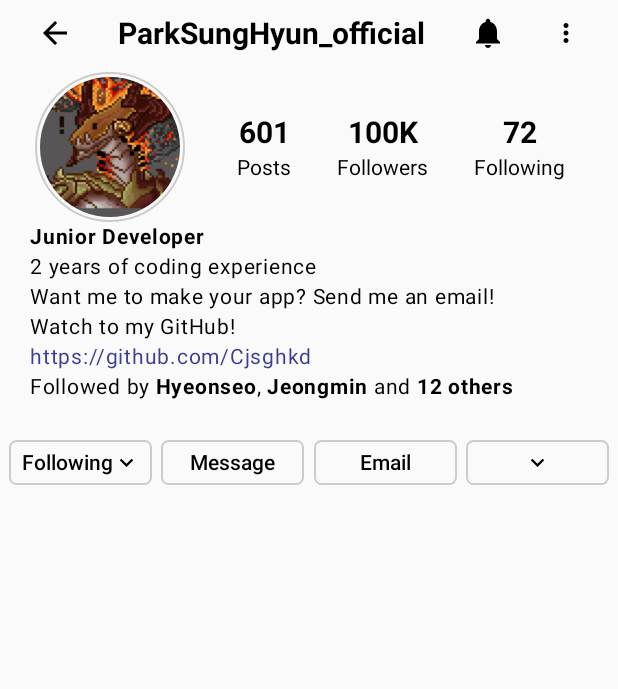
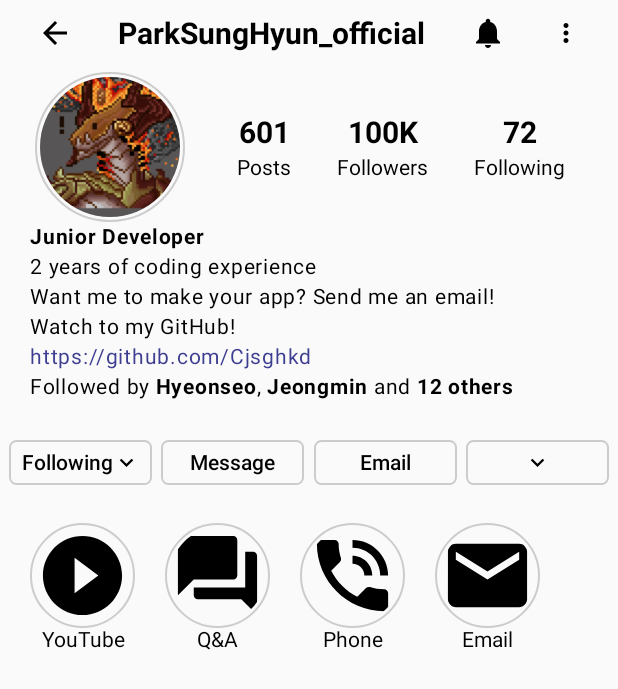
Before and after one commit to Cjsghkd/ComposePractice, an Android app built with Jetpack Compose: the screen it shows after launch (MainActivity), on a phone screen of 412 x 824 dp. Shown: the top 689 px of the screen. Run offline under Robolectric (Android 15) with nearby library versions, the phone set to English and light mode, and no system bars; our stand-ins replace constraintlayout-compose.

Commit message:
Instagram Profile UI (HighlightSection)

```diff
--- a/app/src/main/java/com/example/composepractice/instagram/ProfileScreen.kt
+++ b/app/src/main/java/com/example/composepractice/instagram/ProfileScreen.kt
@@ -3,6 +3,7 @@ package com.example.composepractice.instagram
 import androidx.compose.foundation.Image
 import androidx.compose.foundation.border
 import androidx.compose.foundation.layout.*
+import androidx.compose.foundation.lazy.LazyRow
 import androidx.compose.foundation.shape.CircleShape
 import androidx.compose.foundation.shape.RoundedCornerShape
 import androidx.compose.material.icons.Icons
@@ -21,6 +22,7 @@ import androidx.compose.ui.res.painterResource
 import androidx.compose.ui.text.SpanStyle
 import androidx.compose.ui.text.buildAnnotatedString
 import androidx.compose.ui.text.font.FontWeight
+import androidx.compose.ui.text.style.TextAlign
 import androidx.compose.ui.text.style.TextOverflow
 import androidx.compose.ui.unit.dp
 import androidx.compose.ui.unit.sp
@@ -35,6 +37,29 @@ fun ProfileScreen() {
         Spacer(modifier = Modifier.height(25.dp))
         ButtonSection(modifier = Modifier.fillMaxWidth())
         Spacer(modifier = Modifier.height(25.dp))
+        HighlightSection(
+            highlight = listOf(
+                StoryHighlight(
+                    image = painterResource(id = com.example.composepractice.R.drawable.ic_youtube),
+                    text = "YouTube"
+                ),
+                StoryHighlight(
+                    image = painterResource(id = com.example.composepractice.R.drawable.ic_qa),
+                    text = "Q&A"
+                ),
+                StoryHighlight(
+                    image = painterResource(id = com.example.composepractice.R.drawable.ic_phone),
+                    text = "Phone"
+                ),
+                StoryHighlight(
+                    image = painterResource(id = com.example.composepractice.R.drawable.ic_email),
+                    text = "Email"
+                ),
+            ),
+            modifier = Modifier
+                .fillMaxWidth()
+                .padding(horizontal = 20.dp)
+        )
     }
 }
 
@@ -298,3 +323,32 @@ fun ActionButton(
         }
     }
 }
+
+@Composable
+fun HighlightSection(
+    modifier: Modifier = Modifier,
+    highlight: List<StoryHighlight>
+) {
+    LazyRow(
+        modifier = modifier
+    ) {
+        items(highlight.size) {
+            Column(
+                horizontalAlignment = Alignment.CenterHorizontally,
+                verticalArrangement = Arrangement.Center,
+                modifier = Modifier
+                    .padding(end = 20.dp)
+            ) {
+                RoundImage(
+                    image = highlight[it].image,
+                    modifier = Modifier.size(70.dp)
+                )
+                Text(
+                    text = highlight[it].text,
+                    overflow = TextOverflow.Ellipsis,
+                    textAlign = TextAlign.Center
+                )
+            }
+        }
+    }
+}
--- /dev/null
+++ b/app/src/main/java/com/example/composepractice/instagram/StoryHighlight.kt
@@ -0,0 +1,8 @@
+package com.example.composepractice.instagram
+
+import androidx.compose.ui.graphics.painter.Painter
+
+data class StoryHighlight(
+    val image: Painter,
+    val text: String
+)
--- /dev/null
+++ b/app/src/main/res/drawable/ic_email.xml
@@ -0,0 +1,5 @@
+<vector android:height="24dp" android:tint="#000000"
+    android:viewportHeight="24" android:viewportWidth="24"
+    android:width="24dp" xmlns:android="http://schemas.android.com/apk/res/android">
+    <path android:fillColor="@android:color/white" android:pathData="M20,4L4,4c-1.1,0 -1.99,0.9 -1.99,2L2,18c0,1.1 0.9,2 2,2h16c1.1,0 2,-0.9 2,-2L22,6c0,-1.1 -0.9,-2 -2,-2zM20,8l-8,5 -8,-5L4,6l8,5 8,-5v2z"/>
+</vector>
--- /dev/null
+++ b/app/src/main/res/drawable/ic_phone.xml
@@ -0,0 +1,5 @@
+<vector android:height="24dp" android:tint="#000000"
+    android:viewportHeight="24" android:viewportWidth="24"
+    android:width="24dp" xmlns:android="http://schemas.android.com/apk/res/android">
+    <path android:fillColor="@android:color/white" android:pathData="M20,15.5c-1.25,0 -2.45,-0.2 -3.57,-0.57 -0.35,-0.11 -0.74,-0.03 -1.02,0.24l-2.2,2.2c-2.83,-1.44 -5.15,-3.75 -6.59,-6.59l2.2,-2.21c0.28,-0.26 0.36,-0.65 0.25,-1C8.7,6.45 8.5,5.25 8.5,4c0,-0.55 -0.45,-1 -1,-1L4,3c-0.55,0 -1,0.45 -1,1 0,9.39 7.61,17 17,17 0.55,0 1,-0.45 1,-1v-3.5c0,-0.55 -0.45,-1 -1,-1zM19,12h2c0,-4.97 -4.03,-9 -9,-9v2c3.87,0 7,3.13 7,7zM15,12h2c0,-2.76 -2.24,-5 -5,-5v2c1.66,0 3,1.34 3,3z"/>
+</vector>
--- /dev/null
+++ b/app/src/main/res/drawable/ic_qa.xml
@@ -0,0 +1,5 @@
+<vector android:height="24dp" android:tint="#000000"
+    android:viewportHeight="24" android:viewportWidth="24"
+    android:width="24dp" xmlns:android="http://schemas.android.com/apk/res/android">
+    <path android:fillColor="@android:color/white" android:pathData="M21,6h-2v9L6,15v2c0,0.55 0.45,1 1,1h11l4,4L22,7c0,-0.55 -0.45,-1 -1,-1zM17,12L17,3c0,-0.55 -0.45,-1 -1,-1L3,2c-0.55,0 -1,0.45 -1,1v14l4,-4h10c0.55,0 1,-0.45 1,-1z"/>
+</vector>
--- /dev/null
+++ b/app/src/main/res/drawable/ic_youtube.xml
@@ -0,0 +1,5 @@
+<vector android:height="24dp" android:tint="#000000"
+    android:viewportHeight="24" android:viewportWidth="24"
+    android:width="24dp" xmlns:android="http://schemas.android.com/apk/res/android">
+    <path android:fillColor="@android:color/white" android:pathData="M12,2C6.48,2 2,6.48 2,12s4.48,10 10,10 10,-4.48 10,-10S17.52,2 12,2zM10,16.5v-9l6,4.5 -6,4.5z"/>
+</vector>
```
